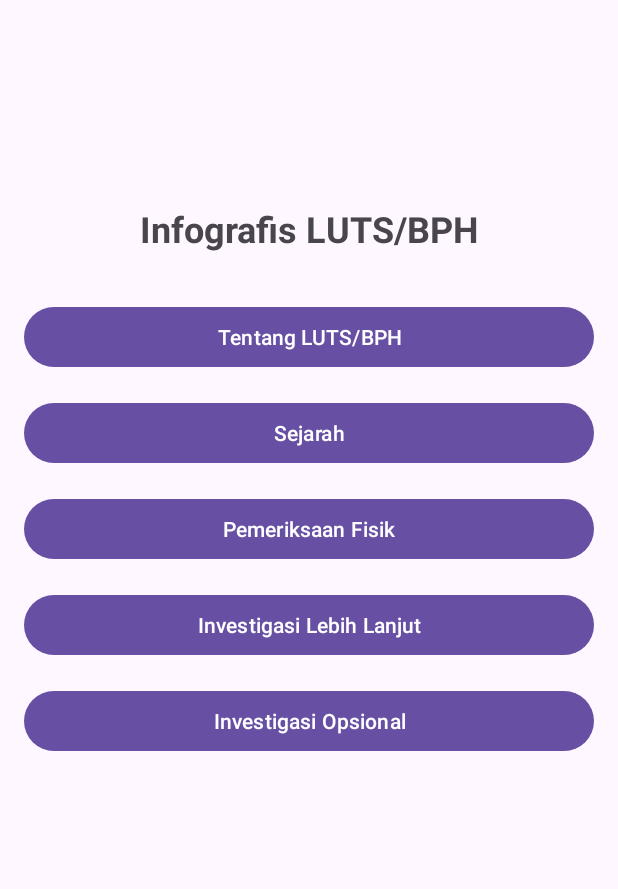
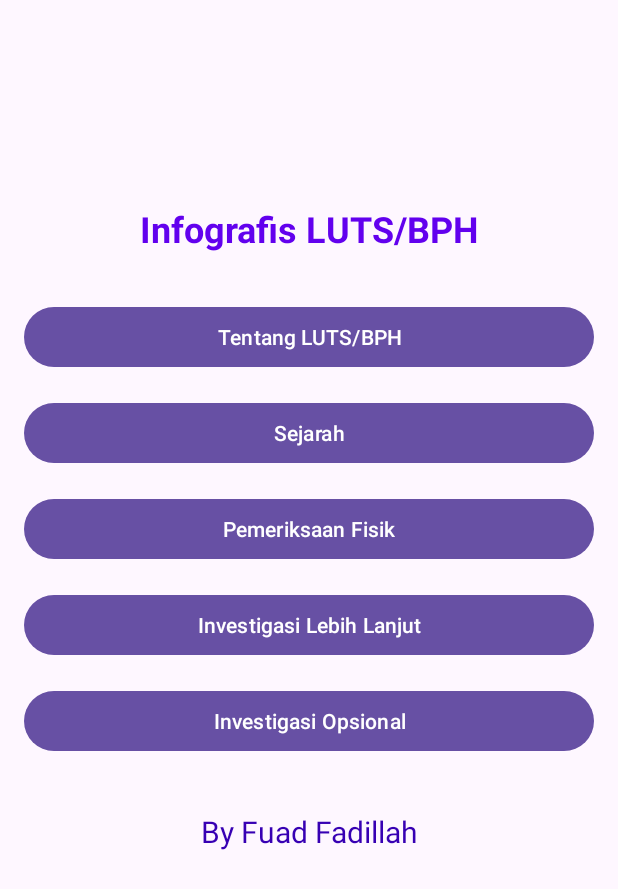
Before and after one commit to aziemp66/tugas-fuad, an Android app: the screen it shows after launch (MainActivity), on a phone screen of 412 x 824 dp. Shown: the top 889 px of the screen. Run offline under Robolectric (Android 15) with nearby library versions, the phone set to English and light mode, and no system bars.

Commit message:
Fix : Missed Coloring

```diff
--- a/app/src/main/res/layout/activity_investigation.xml
+++ b/app/src/main/res/layout/activity_investigation.xml
@@ -2,8 +2,7 @@
 <ScrollView xmlns:android="http://schemas.android.com/apk/res/android"
         android:layout_width="match_parent"
         android:layout_height="match_parent"
-        android:fillViewport="true"
-        android:background="@color/backgroundLight"> <!-- Background color -->
+        android:fillViewport="true">
 
     <LinearLayout
             android:orientation="vertical"
--- a/app/src/main/res/layout/activity_main.xml
+++ b/app/src/main/res/layout/activity_main.xml
@@ -15,6 +15,7 @@
             android:text="@string/welcome"
             android:textSize="24sp"
             android:textStyle="bold"
+            android:textColor="@color/colorPrimary"
             android:layout_gravity="center"
             android:layout_marginTop="120dp"
             android:layout_marginBottom="32dp" />
@@ -69,4 +70,14 @@
             android:paddingRight="16dp"
             android:gravity="center" />
 
+    <TextView
+            android:layout_width="match_parent"
+            android:layout_height="wrap_content"
+            android:layout_gravity="center_horizontal"
+            android:layout_marginTop="20dp"
+            android:textSize="20sp"
+            android:textAlignment="center"
+            android:textColor="@color/colorPrimaryDark"
+            android:text="@string/author" />
+
 </LinearLayout>
--- a/app/src/main/res/values/strings.xml
+++ b/app/src/main/res/values/strings.xml
@@ -1,5 +1,6 @@
 <resources>
     <string name="app_name">tugas-fuad</string>
+    <string name="author">By Fuad Fadillah</string>
     <string name="welcome">Infografis LUTS/BPH</string>
     <string name="menu_main">Kembali ke Menu Utama</string>
     <string name="menu_about">Tentang LUTS/BPH</string>
```
Also changed, not shown: app/src/main/res/layout/activity_about.xml (+5 -4 lines), app/src/main/res/values/colors.xml (+3 -6 lines).
